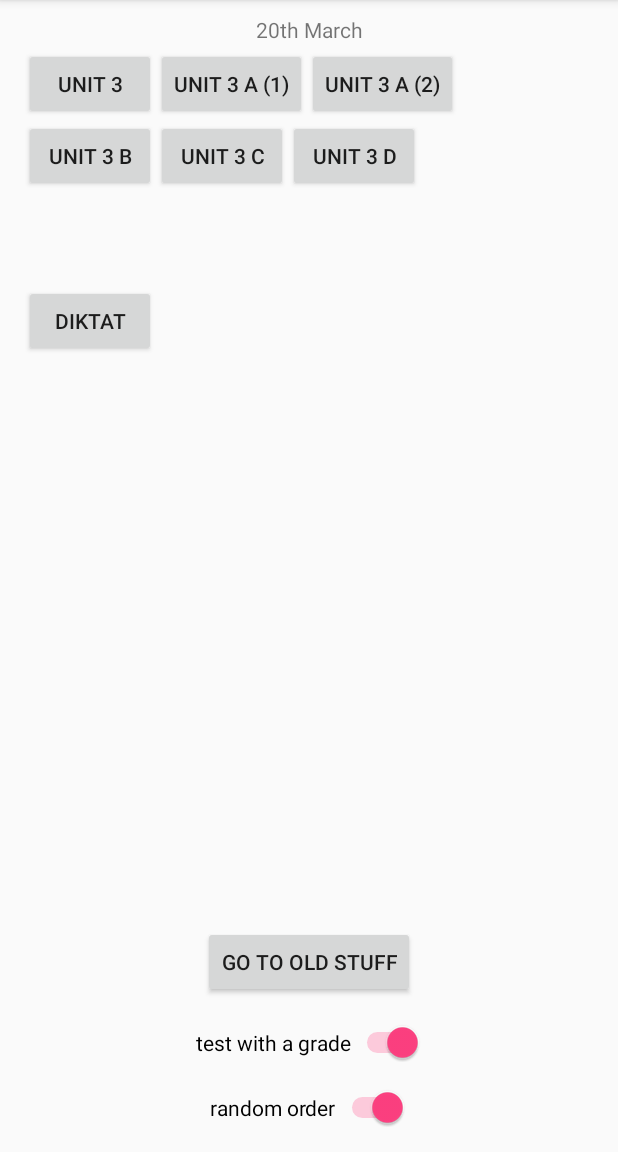
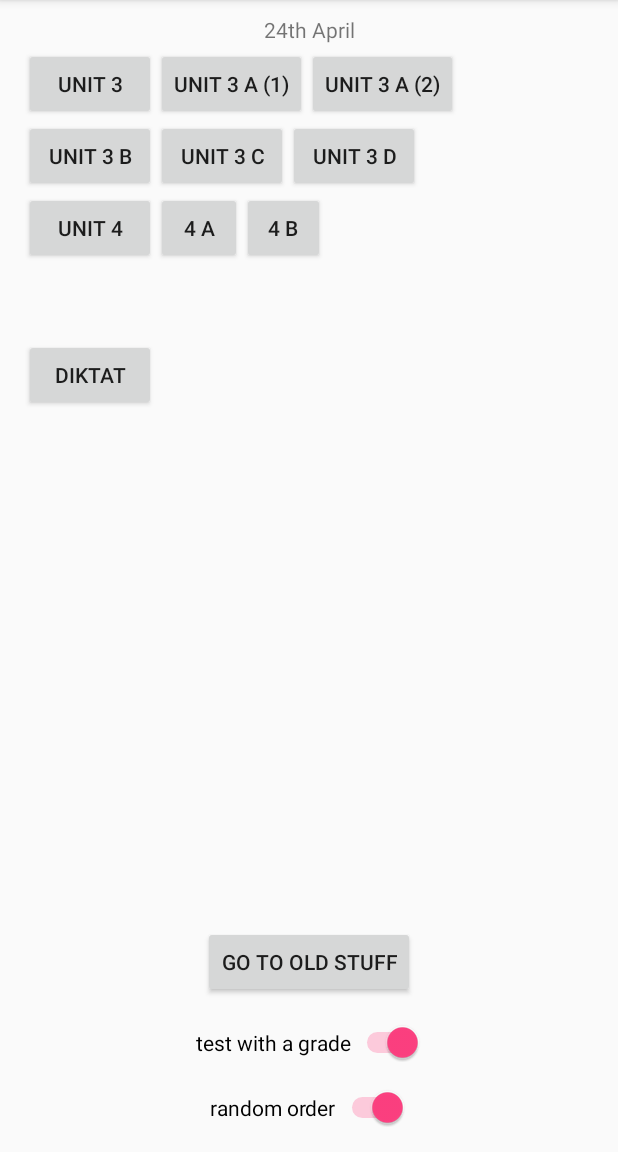
Before and after one commit to dneumann/vocabulary, an Android app: the screen it shows after launch (MainActivity), on a phone screen of 412 x 824 dp, the part 84-1236 px from its top. Run offline under Robolectric (Android 15) with nearby library versions, the phone set to English and light mode, and no system bars.

Commit message:
Add Unit 4a, 4b

```diff
--- a/app/build.gradle
+++ b/app/build.gradle
@@ -6,8 +6,8 @@ android {
         applicationId "dn.vocabulary"
         minSdkVersion 19
         targetSdkVersion 26
-        versionCode 19
-        versionName "19.0"
+        versionCode 20
+        versionName "20.0"
         testInstrumentationRunner "android.support.test.runner.AndroidJUnitRunner"
     }
     buildTypes {
--- a/app/src/main/res/layout/activity_main.xml
+++ b/app/src/main/res/layout/activity_main.xml
@@ -36,7 +36,7 @@
         android:layout_width="wrap_content"
         android:layout_height="wrap_content"
         android:layout_marginTop="10dp"
-        android:text="20th March"
+        android:text="24th April"
         app:layout_constraintEnd_toEndOf="parent"
         app:layout_constraintStart_toStartOf="parent"
         app:layout_constraintTop_toTopOf="parent" />
@@ -95,11 +95,11 @@
         android:layout_width="wrap_content"
         android:layout_height="wrap_content"
         android:layout_marginStart="16dp"
-        android:layout_marginTop="62dp"
+        android:layout_marginTop="50dp"
         android:onClick="startDiktat"
         android:text="Diktat"
         app:layout_constraintStart_toStartOf="parent"
-        app:layout_constraintTop_toBottomOf="@+id/button20" />
+        app:layout_constraintTop_toBottomOf="@+id/button24" />
 
     <Button
         android:id="@+id/button22"
@@ -119,4 +119,31 @@
         app:layout_constraintStart_toEndOf="@+id/button22"
         app:layout_constraintTop_toBottomOf="@+id/button19" />
 
+    <Button
+        android:id="@+id/button24"
+        android:layout_width="wrap_content"
+        android:layout_height="wrap_content"
+        android:onClick="startUnit4"
+        android:text="Unit 4"
+        app:layout_constraintStart_toStartOf="@+id/button20"
+        app:layout_constraintTop_toBottomOf="@+id/button20" />
+
+    <Button
+        android:id="@+id/button25"
+        android:layout_width="57dp"
+        android:layout_height="wrap_content"
+        android:onClick="startUnit4a"
+        android:text="4 a"
+        app:layout_constraintStart_toEndOf="@+id/button24"
+        app:layout_constraintTop_toBottomOf="@+id/button22" />
+
+    <Button
+        android:id="@+id/button26"
+        android:layout_width="55dp"
+        android:layout_height="wrap_content"
+        android:onClick="startUnit4b"
+        android:text="4 b"
+        app:layout_constraintStart_toEndOf="@+id/button25"
+        app:layout_constraintTop_toBottomOf="@+id/button23" />
+
 </android.support.constraint.ConstraintLayout>
```
Also changed, not shown: app/src/main/java/dn/vocabulary/ExamGenerator.java (+72 -0 lines), app/src/main/java/dn/vocabulary/MainActivity.java (+12 -0 lines).
